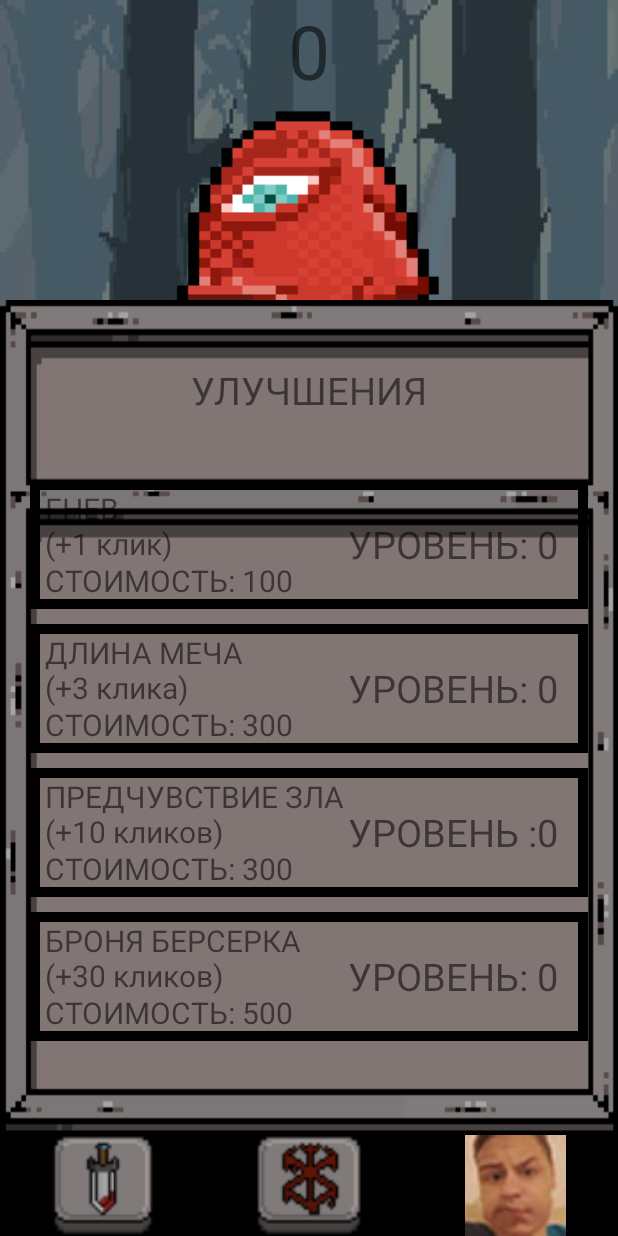
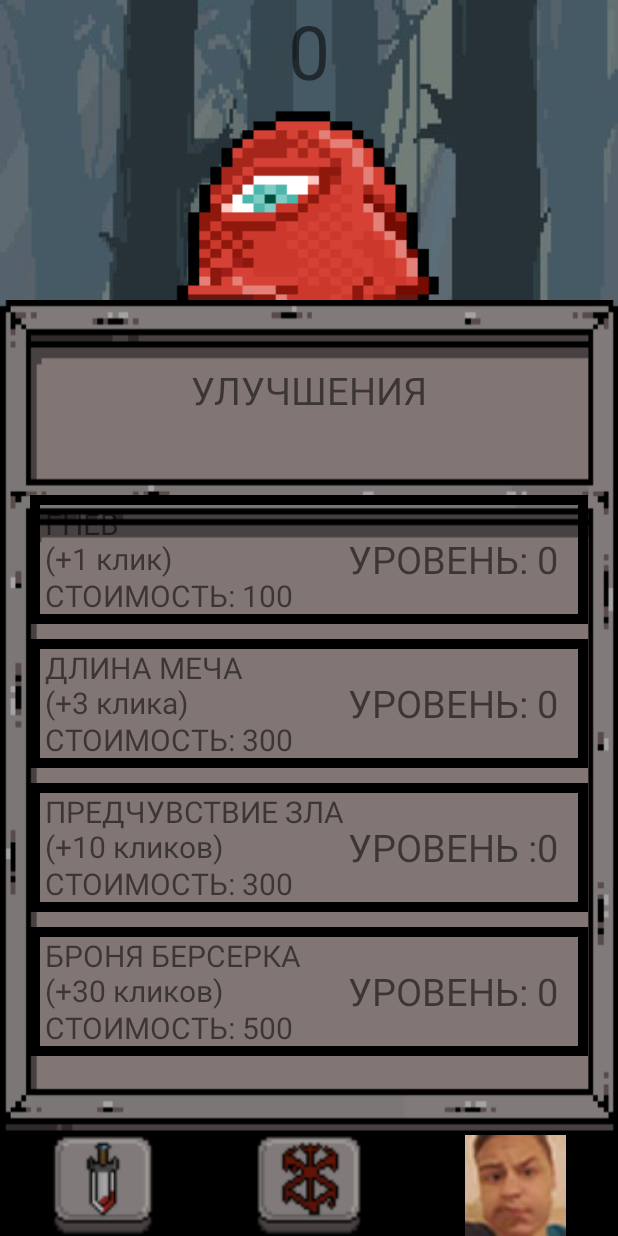
Before and after one commit to GUZLIKE/Clicker, an Android app: the screen it shows after launch (MainActivity), after a tap on an icon or button, on a phone screen of 412 x 824 dp. Run offline under Robolectric (Android 15) with nearby library versions, the phone set to English and light mode, and no system bars.

Commit message:
little fix padding

```diff
--- a/app/src/main/res/layout/activity_main.xml
+++ b/app/src/main/res/layout/activity_main.xml
@@ -58,7 +58,7 @@
                     android:id="@+id/scroll"
                     android:layout_width="match_parent"
                     android:layout_below="@+id/textImprove"
-                    android:paddingBottom="25dp"
+                    android:paddingTop="10dp"
                     android:layout_height="match_parent">
 
                     <LinearLayout
```
